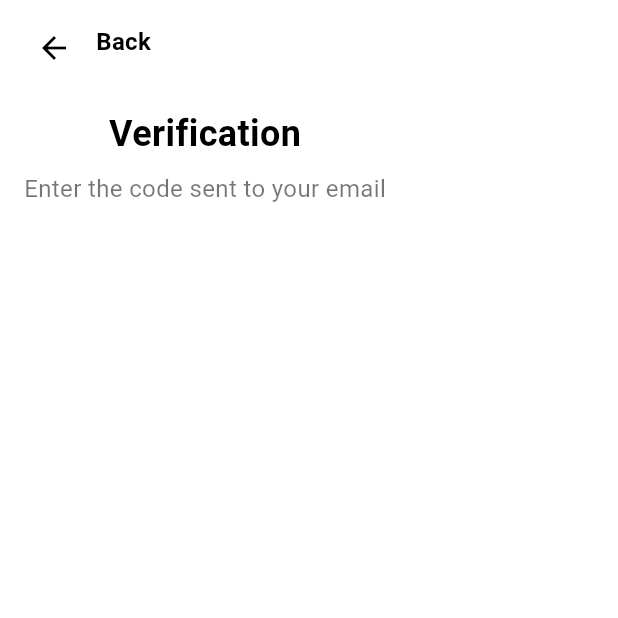
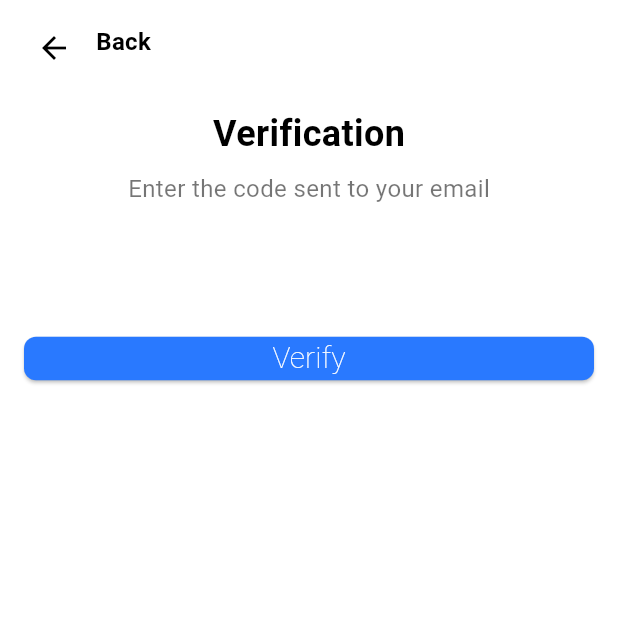
Before and after one commit to Aabro098/edventure, a Flutter app: the OtpScreen screen opened directly, on a phone screen of 412 x 824 dp, the top half of it. Run offline on Flutter 3.47's test engine with Material 3 defaults, Android fonts, the phone set to English and light mode, and no system bars; drawn by our look-alikes of pinput; our stand-ins replace curved_navigation_bar, flutter_map, latlong2, location, shared_preferences, socket_io_client; missing offline and left inert: flutter_map_cancellable_tile_provider; accounts and stored records are empty; network calls fail.

Commit message:
completed the OTP Screen

```diff
--- a/lib/Screens/Auth Screens/Forgot Password/enter_details.dart
+++ b/lib/Screens/Auth Screens/Forgot Password/enter_details.dart
@@ -10,7 +10,7 @@ class EnterDetails extends StatefulWidget {
 }
 
 class _EnterDetailsState extends State<EnterDetails> {
-  TextEditingController emailController = TextEditingController();
+  final TextEditingController emailController = TextEditingController();
   @override
   Widget build(BuildContext context) {
     return Scaffold(
--- a/lib/Screens/Auth Screens/Forgot Password/otp_screen.dart
+++ b/lib/Screens/Auth Screens/Forgot Password/otp_screen.dart
@@ -1,4 +1,6 @@
+import 'package:edventure/utils/elevated_button.dart';
 import 'package:flutter/material.dart';
+import 'package:pinput/pinput.dart';
 
 class OtpScreen extends StatefulWidget {
   const OtpScreen({super.key});
@@ -8,6 +10,28 @@ class OtpScreen extends StatefulWidget {
 }
 
 class _OtpScreenState extends State<OtpScreen> {
+  final otpFormKey = GlobalKey<FormState>();
+  late final FocusNode focusNode;
+  final TextEditingController pinputController = TextEditingController();
+
+  final defaultPinTheme = PinTheme(
+    width: 56,
+    height: 56,
+    textStyle: const TextStyle(
+      fontSize: 22,
+      color: Colors.black,
+    ),
+    decoration: BoxDecoration(
+      borderRadius: BorderRadius.circular(19),
+      border: Border.all(color: Colors.transparent),
+    ),
+  );
+
+  @override
+  void initState(){
+    super.initState();
+    focusNode = FocusNode();
+  }
   @override
   Widget build(BuildContext context) {
     return Scaffold(
@@ -67,10 +91,48 @@ class _OtpScreenState extends State<OtpScreen> {
             const SizedBox(
               height: 12.0,
             ),
-
+            Form(
+              key: otpFormKey,
+              child: Column(
+                children: [
+                  Pinput(
+                    length: 4,
+                    focusNode: focusNode,
+                    validator: (value) {
+                      return value?.length ==4 ? null : 'Pin must be exactly 4 digits';
+                    },
+                    defaultPinTheme: defaultPinTheme,
+                    focusedPinTheme: defaultPinTheme.copyWith(
+                      decoration: defaultPinTheme.decoration!.copyWith(
+                        borderRadius: BorderRadius.circular(8),
+                        border: Border.all(color: Colors.cyan),
+                      ),
+                    ),
+                    errorPinTheme: defaultPinTheme.copyBorderWith(
+                      border: Border.all(color: Colors.redAccent),
+                    ),
+                  ),
+                  const SizedBox(
+                    height: 10.0,
+                  ),
+                  AppElevatedButton(
+                    text: 'Verify', onTap: (){
+                      focusNode.unfocus();
+                      otpFormKey.currentState!.validate();
+                    },
+                  color: Colors.blueAccent.shade400)
+                ],
+              ),
+            )
           ],
         ),
       ),
     );
   }
+  @override
+  void dispose(){
+    pinputController.dispose();
+    focusNode.dispose();
+    super.dispose();
+  }
 }
--- a/lib/Services/auth_services.dart
+++ b/lib/Services/auth_services.dart
@@ -11,7 +11,7 @@ import 'package:http/http.dart' as http;
 import 'package:provider/provider.dart';
 import 'package:shared_preferences/shared_preferences.dart';
 
-import '../Screens/Auth Screens/Sign In/auth_screen.dart';
+import '../Screens/Auth Screens/Auth/auth_screen.dart';
 
 class AuthService with ChangeNotifier{
   Future signUpUser({
--- a/lib/main.dart
+++ b/lib/main.dart
@@ -1,5 +1,5 @@
 import 'package:edventure/Providers/user_provider.dart';
-import 'package:edventure/Screens/Auth%20Screens/Sign%20In/auth_screen.dart';
+import 'package:edventure/Screens/Auth%20Screens/Auth/auth_screen.dart';
 import 'package:edventure/Services/auth_services.dart';
 import 'package:edventure/Navigation/nav_screen.dart';
 import 'package:edventure/constants/Colors/colors.dart';
--- a/lib/routes.dart
+++ b/lib/routes.dart
@@ -1,7 +1,7 @@
 
 import 'package:edventure/Navigation/nav_screen.dart';
 import 'package:flutter/material.dart';
-import 'Screens/Auth Screens/Sign In/auth_screen.dart';
+import 'Screens/Auth Screens/Auth/auth_screen.dart';
 import 'Screens/Profile Screen/profile_screen.dart';
 
 Route<dynamic>generateRoute(RouteSettings routeSettings){
```
Also changed, not shown: lib/Screens/Auth Screens/Auth/auth_screen.dart (renamed from lib/Screens/Auth Screens/Sign In/auth_screen.dart).
